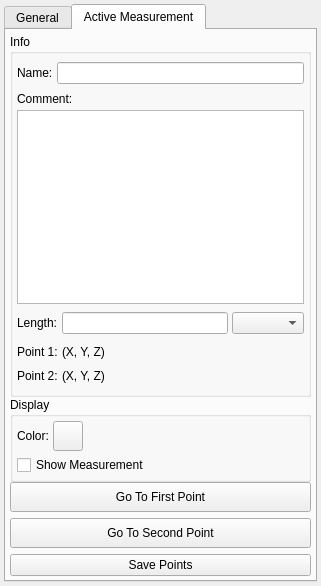
Old version of the form src/Interface/ToolInterface/MeasurementToolInterface.ui in the repository SCIInstitute/Seg3D.
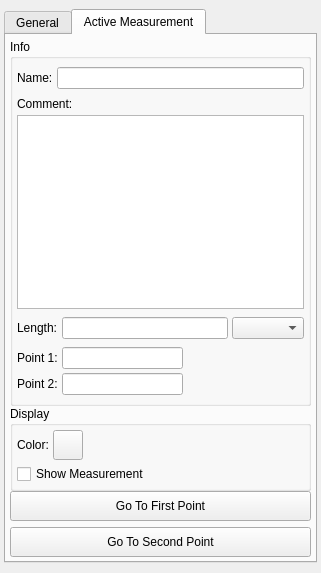
New version of the form. Custom widgets are drawn as their Qt base class.

Commit message: Copy/Paste points

Diff of the .ui file:
```diff
--- a/src/Interface/ToolInterface/MeasurementToolInterface.ui
+++ b/src/Interface/ToolInterface/MeasurementToolInterface.ui
@@ -778,15 +778,9 @@
                           </widget>
                          </item>
                          <item>
-                          <widget class="QLabel" name="p0_value_">
-                           <property name="sizePolicy">
-                            <sizepolicy hsizetype="Preferred" vsizetype="Maximum">
-                             <horstretch>0</horstretch>
-                             <verstretch>0</verstretch>
-                            </sizepolicy>
-                           </property>
-                           <property name="text">
-                            <string>(X, Y, Z)</string>
+                          <widget class="QLineEdit" name="p0_value_">
+                           <property name="readOnly">
+                            <bool>true</bool>
                            </property>
                           </widget>
                          </item>
@@ -838,15 +832,9 @@
                           </widget>
                          </item>
                          <item>
-                          <widget class="QLabel" name="p1_value_">
-                           <property name="sizePolicy">
-                            <sizepolicy hsizetype="Preferred" vsizetype="Maximum">
-                             <horstretch>0</horstretch>
-                             <verstretch>0</verstretch>
-                            </sizepolicy>
-                           </property>
-                           <property name="text">
-                            <string>(X, Y, Z)</string>
+                          <widget class="QLineEdit" name="p1_value_">
+                           <property name="readOnly">
+                            <bool>true</bool>
                            </property>
                           </widget>
                          </item>
@@ -1052,13 +1040,6 @@
                   </property>
                  </widget>
                 </item>
-                <item>
-                 <widget class="QPushButton" name="savePoints">
-                  <property name="text">
-                   <string>Save Points</string>
-                  </property>
-                 </widget>
-                </item>
                </layout>
               </widget>
              </item>
```
